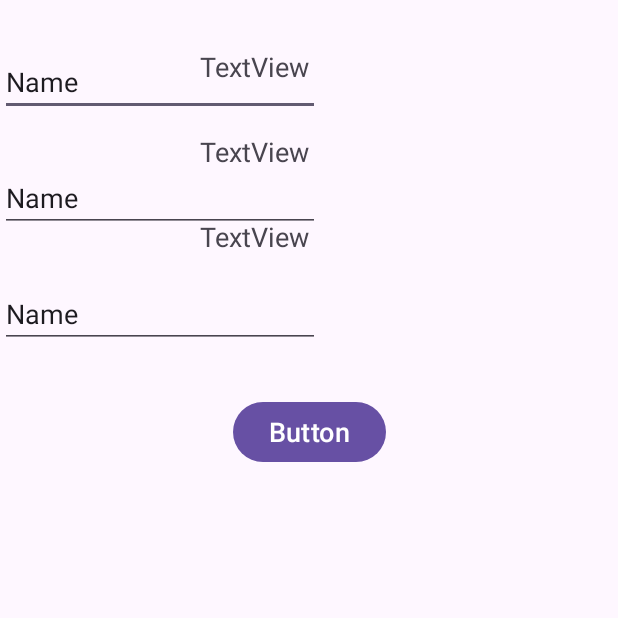
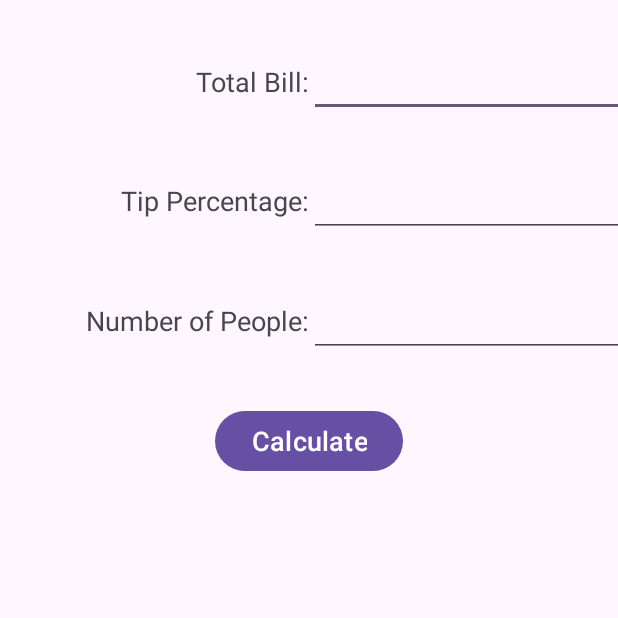
Before and after one commit to mhayes627/Lab2ATipCalculator, an Android app: the screen it shows after launch (MainActivity), on a phone screen of 412 x 824 dp, the top half of it. Run offline under Robolectric (Android 15) with nearby library versions, the phone set to English and light mode, and no system bars.

Commit message:
Completed tip calculator

```diff
--- a/app/src/main/java/com/example/lab2atipcalculator/MainActivity.java
+++ b/app/src/main/java/com/example/lab2atipcalculator/MainActivity.java
@@ -3,13 +3,22 @@ package com.example.lab2atipcalculator;
 import androidx.appcompat.app.AppCompatActivity;
 
 import android.os.Bundle;
+import android.text.Editable;
+import android.text.TextUtils;
 import android.view.View;
 
 import com.example.lab2atipcalculator.databinding.ActivityMainBinding;
 
+import java.text.Format;
+import java.text.NumberFormat;
+
 public class MainActivity extends AppCompatActivity {
 
     ActivityMainBinding binding;
+    Editable bill_input, percent_input, people_input;
+    int percent, people;
+    double bill, total;
+    String totalFormat;
 
     @Override
     protected void onCreate(Bundle savedInstanceState) {
@@ -17,5 +26,45 @@ public class MainActivity extends AppCompatActivity {
         binding = ActivityMainBinding.inflate(getLayoutInflater());
         View view = binding.getRoot();
         setContentView(view);
+
+        binding.calButton.setOnClickListener(new View.OnClickListener() {
+            @Override
+            public void onClick(View v) {
+                bill_input = binding.billInput.getText();
+                percent_input =  binding.percentInput.getText();
+                people_input = binding.peopleInput.getText();
+
+                if (isValidCheck()){
+                    total = calculateTotal();
+                    totalFormat = NumberFormat.getCurrencyInstance().format(total);
+
+                    binding.totalText.setText(getResources().getString(R.string.total_text, totalFormat));
+                }
+            }
+        });
+    }
+
+    public boolean isValidCheck(){
+
+        bill = Double.parseDouble(bill_input.toString());
+        percent = Integer.parseInt(percent_input.toString());
+        people = Integer.parseInt(people_input.toString());
+
+        if (TextUtils.isEmpty(bill_input) || TextUtils.isEmpty(percent_input)
+            || TextUtils.isEmpty(people_input)){
+            return false;
+        }
+        else if (bill == 0 || percent == 0 || people ==0){
+            return false;
+        }
+        else{
+            return true;
+        }
+    }
+
+    public double calculateTotal(){
+        total = ((bill * percent/100) + bill)/ people;
+
+        return total;
     }
 }
--- a/app/src/main/res/layout/activity_main.xml
+++ b/app/src/main/res/layout/activity_main.xml
@@ -14,76 +14,88 @@
         app:layout_constraintGuide_percent="0.5" />
 
     <TextView
-        android:id="@+id/textView4"
+        android:id="@+id/bill_text"
         android:layout_width="wrap_content"
         android:layout_height="wrap_content"
-        android:layout_marginTop="32dp"
-        android:text="TextView"
+        android:text="@string/bill_text"
         android:textSize="18sp"
+        app:layout_constraintBaseline_toBaselineOf="@+id/bill_input"
         app:layout_constraintEnd_toStartOf="@+id/guideline"
         app:layout_constraintTop_toTopOf="parent" />
 
     <TextView
-        android:id="@+id/textView5"
+        android:id="@+id/percent_text"
         android:layout_width="wrap_content"
         android:layout_height="wrap_content"
-        android:layout_marginTop="32dp"
-        android:text="TextView"
+        android:text="@string/percent_text"
         android:textSize="18sp"
+        app:layout_constraintBaseline_toBaselineOf="@+id/percent_input"
         app:layout_constraintEnd_toStartOf="@+id/guideline"
-        app:layout_constraintTop_toBottomOf="@+id/textView4" />
+        app:layout_constraintTop_toBottomOf="@+id/bill_text" />
 
     <TextView
-        android:id="@+id/textView6"
+        android:id="@+id/people_text"
         android:layout_width="wrap_content"
         android:layout_height="wrap_content"
-        android:layout_marginTop="32dp"
-        android:text="TextView"
+        android:text="@string/people_text"
         android:textSize="18sp"
+        app:layout_constraintBaseline_toBaselineOf="@+id/people_input"
         app:layout_constraintEnd_toStartOf="@+id/guideline"
-        app:layout_constraintTop_toBottomOf="@+id/textView5" />
+        app:layout_constraintTop_toBottomOf="@+id/percent_text" />
 
     <EditText
-        android:id="@+id/editTextText4"
+        android:id="@+id/bill_input"
+        android:layout_width="wrap_content"
+        android:layout_height="46dp"
+        android:layout_marginTop="32dp"
+        android:ems="10"
+        android:inputType="number|numberDecimal"
+        android:minHeight="48dp"
+        app:layout_constraintStart_toStartOf="@+id/guideline"
+        app:layout_constraintTop_toTopOf="parent" />
+
+    <EditText
+        android:id="@+id/percent_input"
+        android:layout_width="wrap_content"
+        android:layout_height="48dp"
+        android:layout_marginTop="32dp"
+        android:ems="10"
+        android:inputType="number|numberSigned"
+        android:minHeight="48dp"
+        android:textColorHint="#546E7A"
+        app:layout_constraintStart_toEndOf="@+id/percent_text"
+        app:layout_constraintTop_toBottomOf="@+id/bill_input" />
+
+    <EditText
+        android:id="@+id/people_input"
         android:layout_width="wrap_content"
         android:layout_height="wrap_content"
         android:layout_marginTop="32dp"
         android:ems="10"
-        android:inputType="number"
-        android:text="Name"
-        app:layout_constraintTop_toTopOf="parent"
-        tools:layout_editor_absoluteX="206dp" />
+        android:inputType="number|numberSigned"
+        android:minHeight="48dp"
+        android:textColorHint="#546E7A"
+        app:layout_constraintStart_toStartOf="@+id/guideline"
+        app:layout_constraintTop_toBottomOf="@+id/percent_input" />
 
-    <EditText
-        android:id="@+id/editTextText5"
+    <Button
+        android:id="@+id/calButton"
         android:layout_width="wrap_content"
         android:layout_height="wrap_content"
         android:layout_marginTop="32dp"
-        android:ems="10"
-        android:inputType="text"
-        android:text="Name"
-        app:layout_constraintTop_toBottomOf="@+id/editTextText4"
-        tools:layout_editor_absoluteX="206dp" />
+        android:text="@string/calculate_button"
+        android:textSize="18sp"
+        app:layout_constraintEnd_toEndOf="parent"
+        app:layout_constraintStart_toStartOf="parent"
+        app:layout_constraintTop_toBottomOf="@+id/people_input" />
 
-    <EditText
-        android:id="@+id/editTextText6"
+    <TextView
+        android:id="@+id/total_text"
         android:layout_width="wrap_content"
         android:layout_height="wrap_content"
         android:layout_marginTop="32dp"
-        android:ems="10"
-        android:inputType="text"
-        android:text="Name"
-        app:layout_constraintTop_toBottomOf="@+id/editTextText5"
-        tools:layout_editor_absoluteX="206dp" />
-
-    <Button
-        android:id="@+id/button"
-        android:layout_width="wrap_content"
-        android:layout_height="wrap_content"
-        android:layout_marginTop="32dp"
-        android:text="Button"
         android:textSize="18sp"
         app:layout_constraintEnd_toEndOf="parent"
         app:layout_constraintStart_toStartOf="parent"
-        app:layout_constraintTop_toBottomOf="@+id/editTextText6" />
+        app:layout_constraintTop_toBottomOf="@+id/calButton" />
 </androidx.constraintlayout.widget.ConstraintLayout>
--- a/app/src/main/res/values/strings.xml
+++ b/app/src/main/res/values/strings.xml
@@ -1,3 +1,8 @@
 <resources>
     <string name="app_name">Lab2ATipCalculator</string>
+    <string name="bill_text">Total Bill:</string>
+    <string name="percent_text">Tip Percentage:</string>
+    <string name="people_text">Number of People:</string>
+    <string name="total_text">Total Per Person: %1$s</string>
+    <string name="calculate_button">Calculate</string>
 </resources>
```
